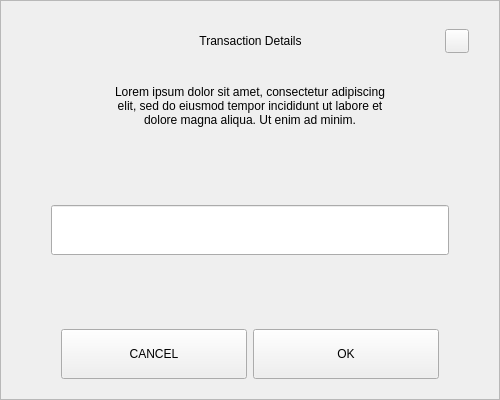
Game-Frag/game-frag-coin, file src/qt/gamefrag/forms/sendchangeaddressdialog.ui: the form before one commit.
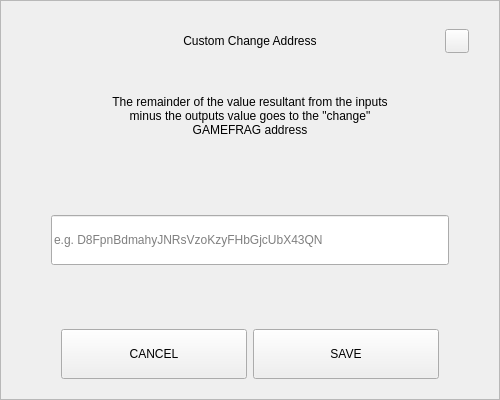
The form after the commit.

```diff
--- a/src/qt/gamefrag/forms/sendchangeaddressdialog.ui
+++ b/src/qt/gamefrag/forms/sendchangeaddressdialog.ui
@@ -92,7 +92,7 @@
            <string notr="true">padding-left:24px;</string>
           </property>
           <property name="text">
-           <string>Transaction Details</string>
+           <string>Custom Change Address</string>
           </property>
           <property name="alignment">
            <set>Qt::AlignCenter</set>
@@ -160,11 +160,11 @@
         <property name="minimumSize">
          <size>
           <width>0</width>
-          <height>50</height>
+          <height>70</height>
          </size>
         </property>
         <property name="text">
-         <string>Lorem ipsum dolor sit amet, consectetur adipiscing elit, sed do eiusmod tempor incididunt ut labore et dolore magna aliqua. Ut enim ad minim.</string>
+         <string>The remainder of the value resultant from the inputs minus the outputs value goes to the &quot;change&quot; GAMEFRAG address</string>
         </property>
         <property name="alignment">
          <set>Qt::AlignCenter</set>
@@ -206,6 +206,9 @@
             <height>50</height>
            </size>
           </property>
+          <property name="placeholderText">
+           <string notr="true">e.g. D8FpnBdmahyJNRsVzoKzyFHbGjcUbX43QN</string>
+          </property>
          </widget>
         </item>
        </layout>
@@ -262,7 +265,7 @@
            <enum>Qt::NoFocus</enum>
           </property>
           <property name="text">
-           <string>OK</string>
+           <string>SAVE</string>
           </property>
          </widget>
         </item>
```
